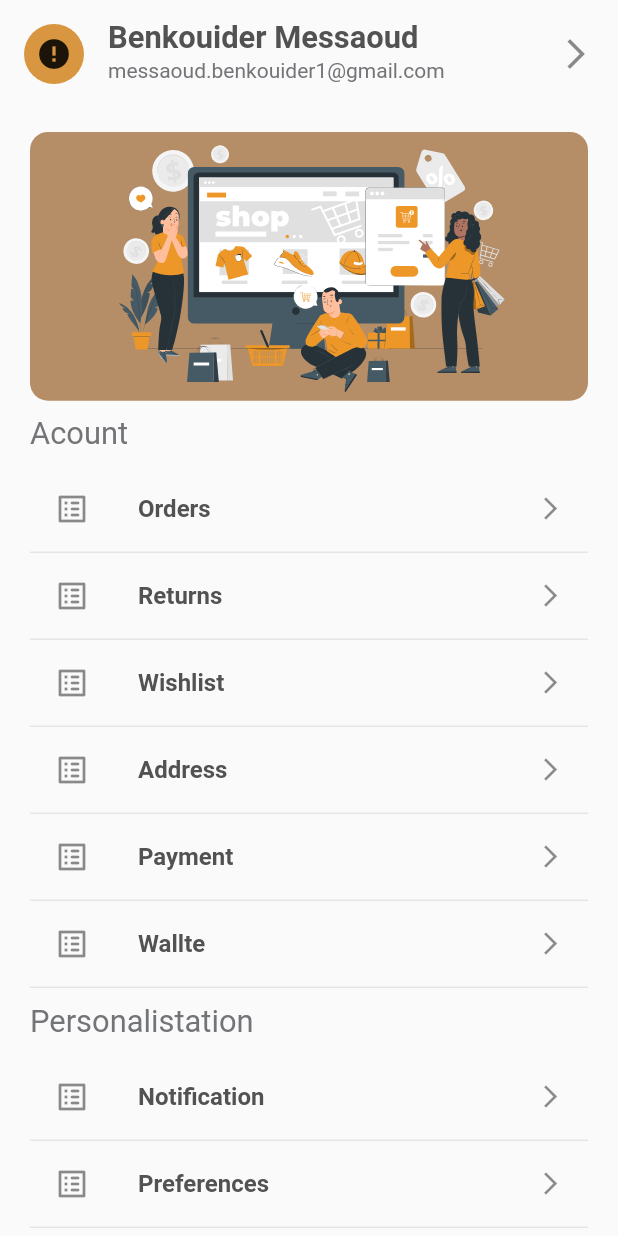
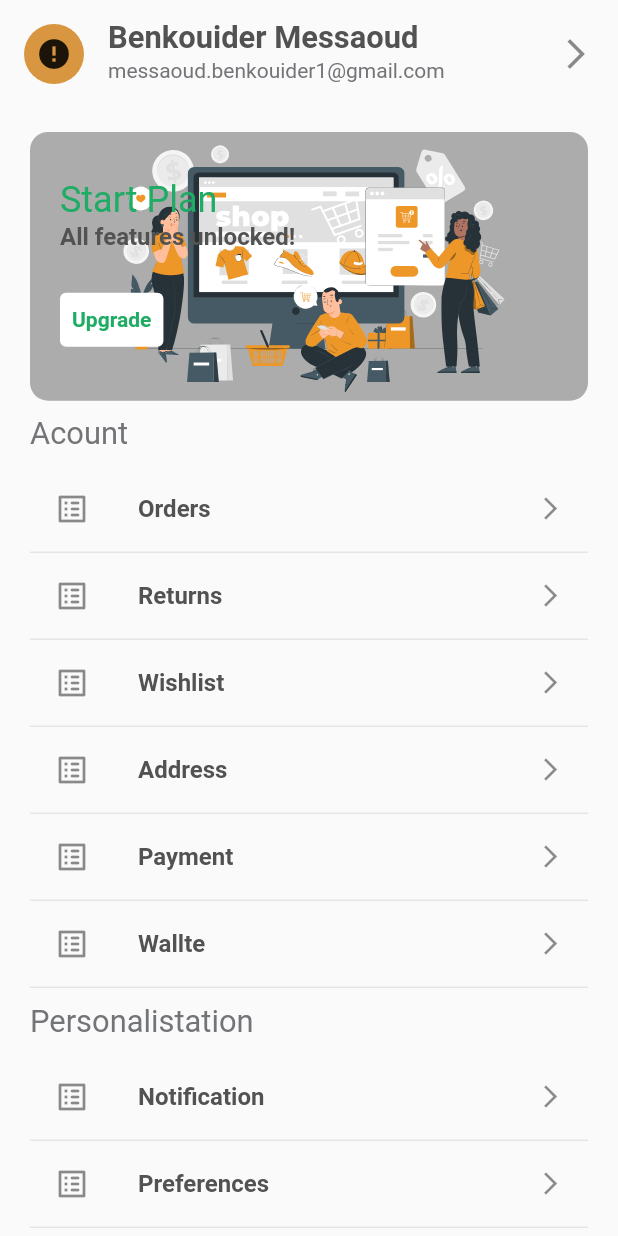
Before and after one commit to massoudsa55/Shopping-Now, a Flutter app: the ProfileScreen screen opened directly, on a phone screen of 412 x 824 dp. Run offline on Flutter 3.47's test engine with Material 2 defaults, Android fonts, the phone set to English and light mode, and no system bars; drawn by our look-alikes of cached_network_image; our stand-ins replace animate_do, dartz, dio, equatable, flutter_credit_card, flutter_screenutil and 8 more; accounts and stored records are empty; generated files the repository leaves out were written again; network calls fail.

Commit message:
refactor profile screen

```diff
--- a/lib/presentation/views/screens/home/profile/profile_screen.dart
+++ b/lib/presentation/views/screens/home/profile/profile_screen.dart
@@ -1,12 +1,12 @@
 import 'package:flutter/material.dart';
 import 'package:flutter_screenutil/flutter_screenutil.dart';
 import 'package:flutter_svg/svg.dart';
-import 'package:shopping_now/presentation/views/widgets/home/network_image_with_loader.dart';
 
 import '../../../../../app/resources/assets/image_assets.dart';
 import '../../../../../app/resources/colors/color_manager.dart';
 import '../../../../../app/resources/values/app_size.dart';
 import '../../../../../domain/models/profile_model.dart';
+import '../../../widgets/home/network_image_with_loader.dart';
 import '../../../widgets/home/title_of_items.dart';
 
 class ProfileScreen extends StatelessWidget {
@@ -21,9 +21,12 @@ class ProfileScreen extends StatelessWidget {
             crossAxisAlignment: CrossAxisAlignment.start,
             children: [
               // title of his name, email and picture
-              ListTile(
+              InkWell(
+                onTap: () {},
+                child: ListTile(
                   leading: CircleAvatar(
-                    child: NetworkImageWithLoader(demoProfileModel.urlPicture)),
+                      child:
+                          NetworkImageWithLoader(demoProfileModel.urlPicture)),
                   title: Text(
                     demoProfileModel.fullNam,
                     style: Theme.of(context)
@@ -34,16 +37,57 @@ class ProfileScreen extends StatelessWidget {
                   subtitle: Text(demoProfileModel.email),
                   trailing: const Icon(Icons.arrow_forward_ios),
                 ),
+              ),
               const SizedBox(height: AppSize.s16),
               // this card for upgrade to pro
               Container(
                 margin: const EdgeInsets.symmetric(horizontal: AppSize.s20),
+                padding: const EdgeInsets.symmetric(horizontal: AppSize.s20),
                 height: 150.h,
-                decoration: const BoxDecoration(
-                    color: ColorManager.colorB58D67,
+                decoration: BoxDecoration(
+                    color: ColorManager.cardBgColor.withOpacity(0.4),
                     borderRadius:
-                        BorderRadius.all(Radius.circular(AppSize.s12))),
-                child: SvgPicture.asset(ImageAssets.onBoardingLogo1),
+                        const BorderRadius.all(Radius.circular(AppSize.s12))),
+                child: Stack(
+                  alignment: Alignment.centerLeft,
+                  children: [
+                    SvgPicture.asset(ImageAssets.onBoardingLogo1),
+                    // Container(
+                    //   color: ColorManager.black.withOpacity(0.3)
+                    // ),
+                    Positioned(
+                        bottom: 120,
+                        child: Text(
+                          "Start Plan",
+                          style: Theme.of(context)
+                              .textTheme
+                              .headlineSmall!
+                              .copyWith(color: ColorManager.green),
+                        )),
+                    Positioned(
+                      bottom: 100,
+                      child: Text(
+                        "All features unlocked!",
+                        style: Theme.of(context).textTheme.titleLarge,
+                      ),
+                    ),
+                    Positioned(
+                      bottom: 30,
+                      child: TextButton(
+                        onPressed: () {},
+                        style: TextButton.styleFrom(
+                          backgroundColor: ColorManager.white,
+                        ),
+                        child: const Text(
+                          "Upgrade",
+                          style: TextStyle(
+                              color: ColorManager.green,
+                              fontWeight: FontWeight.bold),
+                        ),
+                      ),
+                    ),
+                  ],
+                ),
               ),
               CustomListProfil(
                 title: "Acount",
```
Also changed, not shown: 1 other file. Lines whose indentation alone changed are shown as unchanged.
